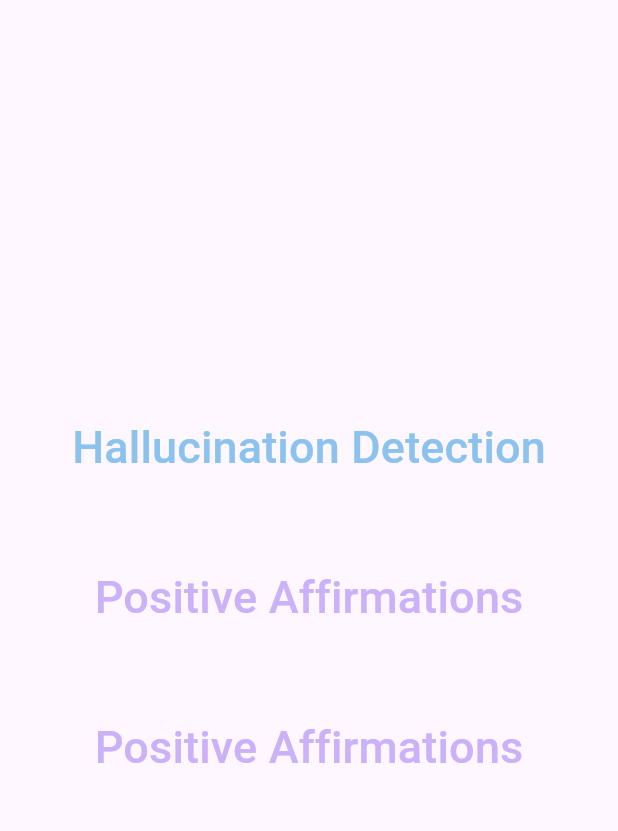
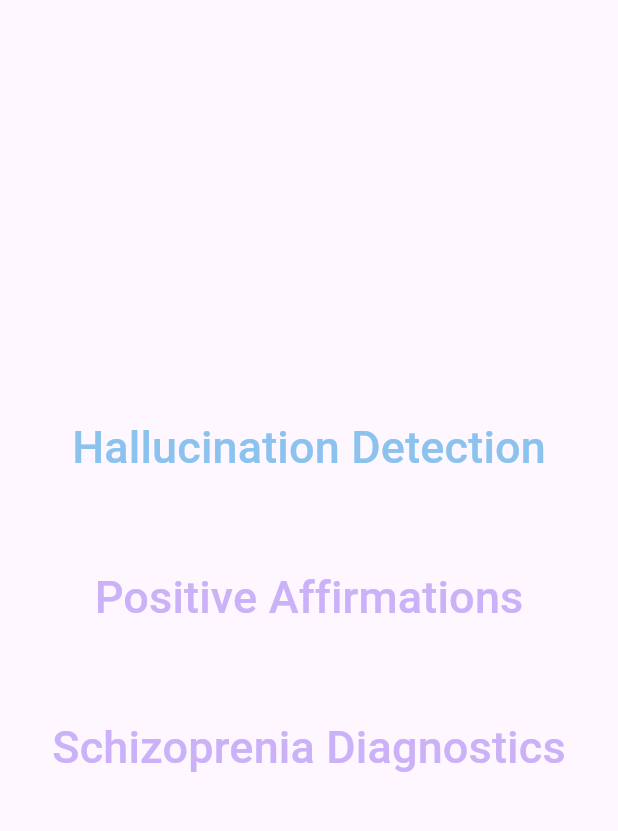
Before and after one commit to truesight-app/truesight_app, a Flutter app: the screen it shows after launch, on a phone screen of 412 x 824 dp, the part 63-894 px from its top. Run offline on Flutter 3.47's test engine with Material 3 defaults, Android fonts, the phone set to English and light mode, and no system bars.

Commit message:
edit main

```diff
--- a/lib/main.dart
+++ b/lib/main.dart
@@ -1,98 +1,25 @@
 import 'package:flutter/material.dart';
+import 'package:truesight/pages/home.dart';
 
 void main() {
   runApp(const MainApp());
 }
 
-class MainApp extends StatelessWidget {
+class MainApp extends StatefulWidget {
   const MainApp({super.key});
 
   @override
+  State<MainApp> createState() => _MainAppState();
+}
+
+class _MainAppState extends State<MainApp> {
+  @override
   Widget build(BuildContext context) {
     return MaterialApp(
+      debugShowCheckedModeBanner: false,
       title: "TrueSight",
       theme: ThemeData(),
-      home: Scaffold(
-
-        appBar: AppBar(
-          title: const Text('Audio Logs'),
-        ),
-
-        body: Padding(padding: const EdgeInsets.all(16.0),child:
-
-        Container(
-
-          child: Column(
-
-            crossAxisAlignment: CrossAxisAlignment.stretch,
-            mainAxisAlignment: MainAxisAlignment.center,
-            children: [
-
-              SizedBox(
-                height: 100,
-
-                child: TextButton(
-
-              style: ButtonStyle(
-              foregroundColor: WidgetStateProperty.all<Color>(const Color.fromARGB(255, 139, 194, 238)),
-            ),
-            onPressed:(){},
-
-              child: const Text(
-                "Hallucination Detection",
-                style: TextStyle(fontSize: 30),
-              ),
-                ),
-              ),
-          SizedBox(
-            height: 100,
-            child: TextButton(
-               style: ButtonStyle(
-                foregroundColor: WidgetStateProperty.all<Color>(const Color.fromARGB(255, 203, 177, 247)),
-              ),
-              onPressed:(){},
-               child: const Text(
-                "Positive Affirmations",
-                style:TextStyle(fontSize: 30),
-              ),
-            ),
-          ),
-
-            SizedBox(
-            height: 100,
-            child: TextButton(
-               style: ButtonStyle(
-                foregroundColor: WidgetStateProperty.all<Color>(const Color.fromARGB(255, 203, 177, 247)),
-              ),
-              onPressed:(){},
-               child: const Text(
-                "Positive Affirmations",
-                style:TextStyle(fontSize: 30),
-              ),
-            ),
-          )],
-
-          ),
-        ),
-
-
-        // bottomNavigationBar: BottomNavigationBar(items: [
-        //   BottomNavigationBarItem(
-        //     icon: Icon(Icons.home),
-        //     label: 'Home',
-        //   ),
-        //   BottomNavigationBarItem(
-        //     icon: Icon(Icons.home),
-        //     label: 'Bookmarks',
-        //   ),
-        //   BottomNavigationBarItem(
-        //     icon: Icon(Icons.check),
-        //     label: 'Home',
-        //   )
-        // ]),
-      ),
-
-    ),
+      home: HomePage(),
     );
   }
 }
```
